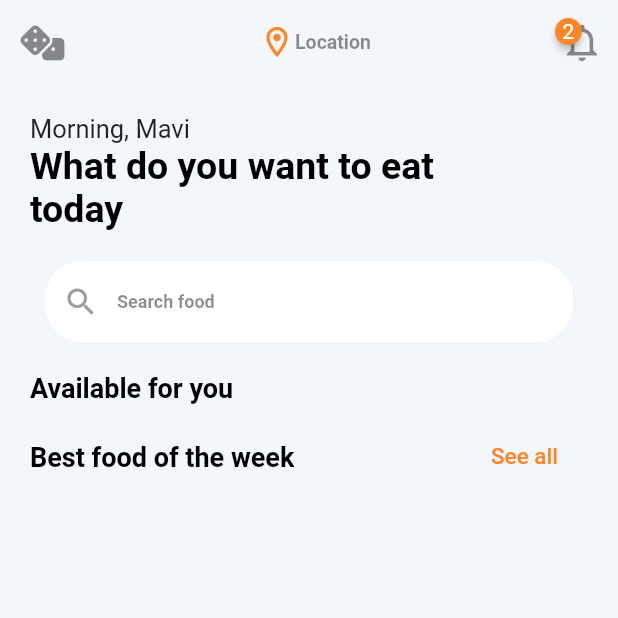
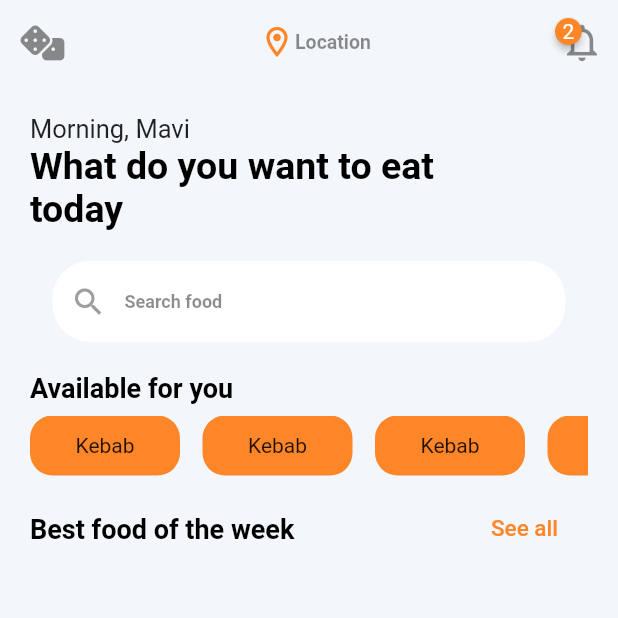
Before and after one commit to SebrianFoxy/ProjectOnFlutter, a Flutter app: the screen it shows after launch, on a phone screen of 412 x 824 dp, the top half of it. Run offline on Flutter 3.47's test engine with Material 2 defaults, Android fonts, the phone set to English and light mode, and no system bars; drawn by our look-alikes of badges; our stand-ins replace font_awesome_flutter.

Commit message:
верстка категорий

```diff
--- a/lib/ui/screens/food_list_screen.dart
+++ b/lib/ui/screens/food_list_screen.dart
@@ -33,6 +33,7 @@ class FoodListState extends State<FoodList> {
                 "Available for you",
                 style: Theme.of(context).textTheme.displaySmall,
               ),
+              _categories(),
               Padding(
                 padding: const EdgeInsets.only(top: 25, bottom: 5),
                 child: Row(
@@ -95,7 +96,7 @@ PreferredSizeWidget _appBar(BuildContext context) {
 }
 Widget _searchBar() {
   return const Padding(
-    padding: EdgeInsets.symmetric(vertical: 20, horizontal: 10),
+    padding: EdgeInsets.symmetric(vertical: 20, horizontal: 15),
     child: TextField(
       decoration: InputDecoration(
         hintText: 'Search food',
@@ -104,3 +105,39 @@ Widget _searchBar() {
     ),
   );
 }
+
+Widget _categories() {
+  return Padding(
+      padding: const EdgeInsets.only(top: 8.0),
+      child: SizedBox(
+        height: 40,
+        child: ListView.separated(
+            scrollDirection: Axis.horizontal,
+            itemBuilder: (_, index) {
+              return GestureDetector(
+                onTap: () {
+                  print('Кликнули на категорию');
+                },
+                child: Container(
+                  width: 100,
+                  alignment: Alignment.center,
+                  decoration: const BoxDecoration(
+                    color: LightThemeColor.accent,
+                    borderRadius: BorderRadius.all(
+                      Radius.circular(15),
+                    ),
+                  ),
+                  child: const Text(
+                    'Kebab',
+                    // style: Theme.of(context).textTheme.headlineMedium,
+                  ),
+                ),
+              );
+            },
+            separatorBuilder: (_, __) => Container(
+                  width: 15,
+                  height: 30,
+                ),
+            itemCount: 10),
+      ));
+}
```
